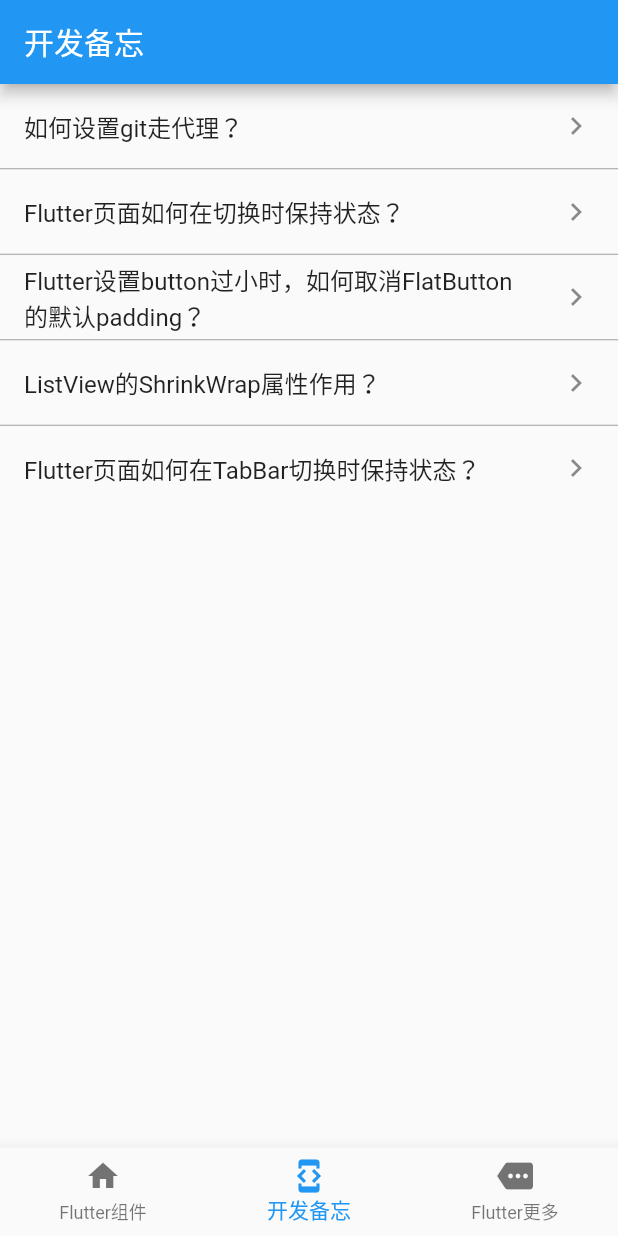
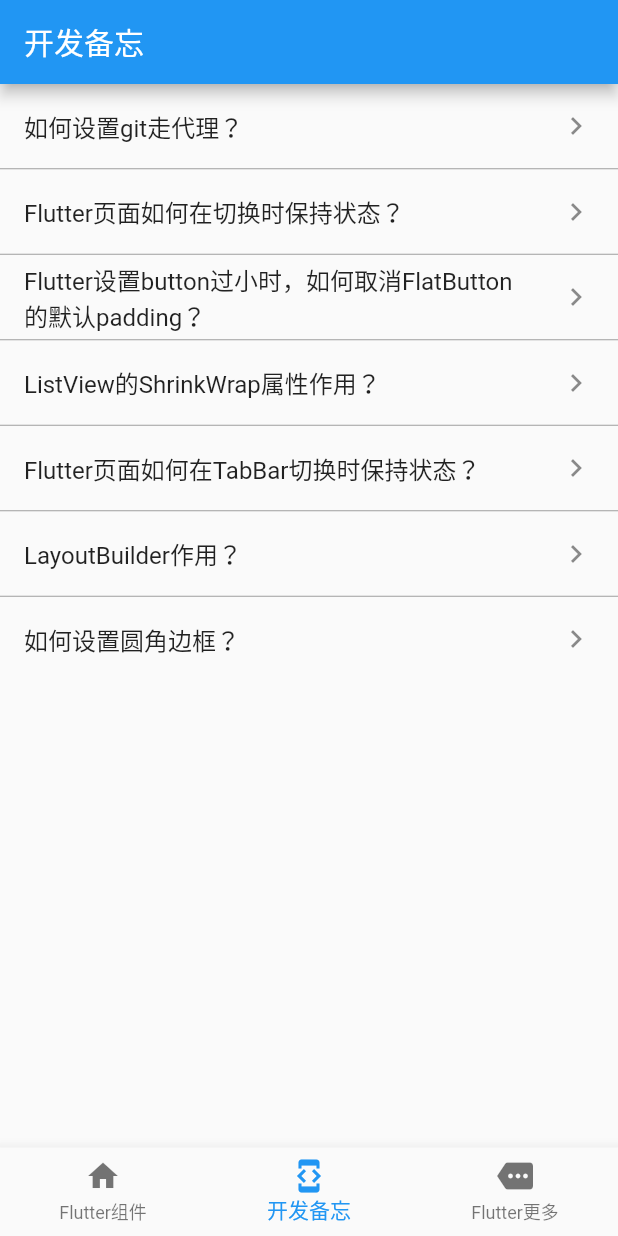
Before and after one commit to flywo/FlutterWidgetUseExample, a Flutter app: the screen it shows after launch, item 2 of the bottom bar chosen, on a phone screen of 412 x 824 dp. Run offline on Flutter 3.47's test engine with Material 2 defaults, Android fonts, the phone set to English and light mode, and no system bars; our stand-ins replace flutter_markdown, image_picker; missing offline and left inert: city_pickers, flutter_webview_plugin, loading_indicator_view, widget_with_codeview.

Commit message:
add border layoutbuilder

````diff
--- /dev/null
+++ b/flutter_widget_use/lib/Dev/Border/Border.dart
@@ -0,0 +1,39 @@
+import 'package:flutter/cupertino.dart';
+import 'package:flutter_markdown/flutter_markdown.dart';
+
+/// @ClassName Border
+/// @Description TODO
+/// @Author YuHua
+/// @Date 2021-03-05 12:31 PM
+
+const content = """
+## 如何设置圆角边框？
+> 可通过container实现
+```
+Container(
+                height: 16,
+                width: 16,
+                decoration: BoxDecoration(
+                    borderRadius: BorderRadius.circular(8),
+                    border: Border.all(
+                      color: AppColor.colorCDCDCD,
+                      width: 0.5,
+                    )
+                ),
+                alignment: Alignment.center,
+                child: buildText(
+                    title: number,
+                    fontSize: 10,
+                    textAlign: TextAlign.center,
+                    fontColor: AppColor.color999
+                ),
+              ),
+```
+""";
+
+class MyBorder extends StatelessWidget {
+  @override
+  Widget build(BuildContext context) {
+    return Markdown(data: content);
+  }
+}
--- a/flutter_widget_use/lib/Dev/Dev.dart
+++ b/flutter_widget_use/lib/Dev/Dev.dart
@@ -5,9 +5,11 @@
 
 import 'package:flutter/cupertino.dart';
 import 'package:flutter/material.dart';
+import 'package:flutter_widget_use/Dev/Border/Border.dart';
 import 'package:flutter_widget_use/Dev/Button/MyFlatButton.dart';
 import 'package:flutter_widget_use/Dev/GitProxy/GitProxy.dart';
 import 'package:flutter_widget_use/Dev/KeepAlive/KeepAlive.dart';
+import 'package:flutter_widget_use/Dev/LayoutBuilder/LayoutBuilder.dart';
 import 'package:flutter_widget_use/Dev/ShrinkWrap/ShrinkWrap.dart';
 import 'package:flutter_widget_use/Dev/TabBarKeepAlive/TabBarKeepAlive.dart';
 
@@ -80,6 +82,36 @@ class Dev extends StatelessWidget {
                   }));
                 },
               );
+            } else if (index == 5) {
+              return ListTile(
+                title: Text("LayoutBuilder作用？"),
+                trailing: Icon(Icons.keyboard_arrow_right),
+                onTap: () {
+                  Navigator.of(context).push(MaterialPageRoute(builder: (context) {
+                    return Scaffold(
+                      appBar: AppBar(
+                        title: Text("LayoutBuilder作用？"),
+                      ),
+                      body: MyLayoutBuilder(),
+                    );
+                  }));
+                },
+              );
+            } else if (index == 6) {
+              return ListTile(
+                title: Text("如何设置圆角边框？"),
+                trailing: Icon(Icons.keyboard_arrow_right),
+                onTap: () {
+                  Navigator.of(context).push(MaterialPageRoute(builder: (context) {
+                    return Scaffold(
+                      appBar: AppBar(
+                        title: Text("如何设置圆角边框？"),
+                      ),
+                      body: MyBorder(),
+                    );
+                  }));
+                },
+              );
             }
             return ListTile(
               title: Text("如何设置git走代理？"),
@@ -102,7 +134,7 @@ class Dev extends StatelessWidget {
               color: Colors.grey[500],
             );
           },
-          itemCount: 5
+          itemCount: 7
       ),
     );
   }
--- /dev/null
+++ b/flutter_widget_use/lib/Dev/LayoutBuilder/LayoutBuilder.dart
@@ -0,0 +1,29 @@
+import 'package:flutter/cupertino.dart';
+import 'package:flutter_markdown/flutter_markdown.dart';
+
+/// @ClassName LayoutBuilder
+/// @Description LayoutBuilder
+/// @Author YuHua
+/// @Date 2021-03-05 12:26 PM
+
+
+const content = """
+## LayoutBuilder作用？
+> 获取父控件的布局信息。
+```
+Container(
+  child: LayoutBuilder(context, contraints){
+    if(contraints.maxWidth > 600){
+		...
+	}
+  }
+)
+```
+""";
+
+class MyLayoutBuilder extends StatelessWidget {
+  @override
+  Widget build(BuildContext context) {
+    return Markdown(data: content);
+  }
+}
````
